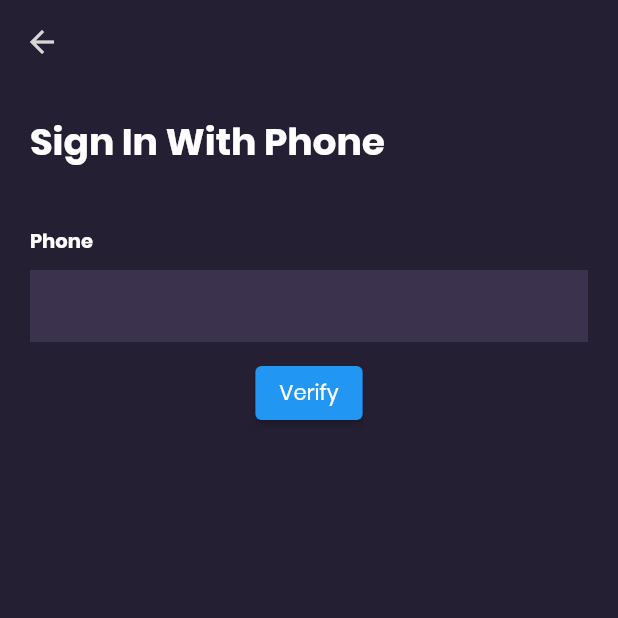
After one commit to Kinjal-Gajjar/authentication, a Flutter app: the CreateAccount screen opened by its route, after a tap on "Sign In With Phone", on a phone screen of 412 x 824 dp, the top half of it. The commit adds this screen. Run offline on Flutter 3.47's test engine with Material 2 defaults, Android fonts, the phone set to English and light mode, and no system bars; our stand-ins replace cloud_firestore, confetti, firebase_auth, firebase_core, flutter_svg, modal_progress_hud_nsn; accounts and stored records are empty.

Commit message:
phone authentication

```diff
--- /dev/null
+++ b/lib/backbutton.dart
@@ -0,0 +1,12 @@
+import 'package:flutter/material.dart';
+
+Widget backButton(BuildContext context) {
+  return IconButton(
+      onPressed: () {
+        Navigator.of(context).pop(true);
+      },
+      icon: Icon(
+        Icons.arrow_back,
+        color: Colors.grey[350],
+      ));
+}
--- a/lib/create_account.dart
+++ b/lib/create_account.dart
@@ -2,6 +2,8 @@ import 'package:cloud_firestore/cloud_firestore.dart';
 import 'package:firebase_auth/firebase_auth.dart';
 import 'package:flutter/material.dart';
 import 'package:modal_progress_hud_nsn/modal_progress_hud_nsn.dart';
+
+import 'backbutton.dart';
 
 class CreateAccount extends StatefulWidget {
   const CreateAccount({Key? key}) : super(key: key);
@@ -26,7 +28,7 @@ class _CreateAccountState extends State<CreateAccount> {
         resizeToAvoidBottomInset: true,
         appBar: AppBar(
           elevation: 0,
-          leading: _backButton(context),
+          leading: backButton(context),
           backgroundColor: const Color(0xff251f34),
         ),
         body: SingleChildScrollView(
@@ -142,6 +144,7 @@ class _CreateAccountState extends State<CreateAccount> {
                   ],
                 ),
               ),
+              //signup button
               Padding(
                 padding: const EdgeInsets.all(8.0),
                 child: Center(
@@ -155,7 +158,7 @@ class _CreateAccountState extends State<CreateAccount> {
                           final newuser = _auth
                               .createUserWithEmailAndPassword(
                                   email: email, password: password)
-                                  //firestore
+                              //firestore
                               .then((value) {
                             _firestore
                                 .collection('user')
@@ -171,9 +174,11 @@ class _CreateAccountState extends State<CreateAccount> {
                         },
                         child: const Text('Sign up'))),
               ),
+
               SizedBox(
                 height: MediaQuery.of(context).size.height * 0.27,
               ),
+
               Row(
                 mainAxisAlignment: MainAxisAlignment.center,
                 children: [
@@ -189,6 +194,14 @@ class _CreateAccountState extends State<CreateAccount> {
                         style: TextStyle(color: Color(0xff14dae2)),
                       ))
                 ],
+              ),
+              Center(
+                child: TextButton(
+                    onPressed: () => Navigator.pushNamed(context, '/phone'),
+                    child: const Text(
+                      'Sign In With Phone',
+                      style: TextStyle(color: Color(0xff14dae2)),
+                    )),
               )
             ],
           ),
@@ -197,14 +210,3 @@ class _CreateAccountState extends State<CreateAccount> {
     );
   }
 }
-
-Widget _backButton(BuildContext context) {
-  return IconButton(
-      onPressed: () {
-        Navigator.of(context).pop(true);
-      },
-      icon: Icon(
-        Icons.arrow_back,
-        color: Colors.grey[350],
-      ));
-}
--- a/lib/main.dart
+++ b/lib/main.dart
@@ -1,5 +1,6 @@
 import 'package:authentication/create_account.dart';
 import 'package:authentication/login.dart';
+import 'package:authentication/signin_with_phone.dart';
 import 'package:authentication/success.dart';
 import 'package:firebase_core/firebase_core.dart';
 import 'package:flutter/material.dart';
@@ -28,6 +29,7 @@ class MyApp extends StatelessWidget {
         '/': ((context) => const LoginScreen()),
         '/second': ((context) => const CreateAccount()),
         '/success': ((context) => const SuccesScrren()),
+        '/phone': ((context) => SignWithPhone()),
       },
     );
   }
--- /dev/null
+++ b/lib/signin_with_phone.dart
@@ -0,0 +1,109 @@
+import 'dart:developer';
+
+import 'package:authentication/verify.dart';
+import 'package:firebase_auth/firebase_auth.dart';
+import 'package:flutter/material.dart';
+
+import 'backbutton.dart';
+
+class SignWithPhone extends StatefulWidget {
+  SignWithPhone({Key? key}) : super(key: key);
+
+  @override
+  State<SignWithPhone> createState() => _SignWithPhoneState();
+}
+
+class _SignWithPhoneState extends State<SignWithPhone> {
+  TextEditingController Phonecontroller = TextEditingController();
+
+  void sendOTP() async {
+    String phone = "+91" + Phonecontroller.text.trim();
+    await FirebaseAuth.instance.verifyPhoneNumber(
+        phoneNumber: phone,
+        codeSent: (verificationId, resendToken) {
+          Navigator.push(context, MaterialPageRoute(builder:(context)=> Verify(verificationId: verificationId)));
+
+        },
+        verificationCompleted: (credential) {},
+        verificationFailed: (ex) {
+          log(ex.code.toString());
+        },
+        codeAutoRetrievalTimeout: (verificationId) {},
+        timeout: Duration(seconds: 30));
+  }
+
+  @override
+  Widget build(BuildContext context) {
+    return Scaffold(
+      backgroundColor: const Color(0xff251f34),
+      appBar: AppBar(
+        elevation: 0,
+        leading: backButton(context),
+        backgroundColor: const Color(0xff251f34),
+      ),
+      body: Container(
+        child: Column(
+            mainAxisAlignment: MainAxisAlignment.start,
+            crossAxisAlignment: CrossAxisAlignment.start,
+            children: [
+              const Padding(
+                padding: EdgeInsets.fromLTRB(20, 20, 20, 8),
+                child: Text(
+                  'Sign In With Phone',
+                  style: TextStyle(
+                      color: Colors.white,
+                      fontWeight: FontWeight.w600,
+                      fontSize: 25),
+                ),
+              ),
+              SizedBox(
+                height: 30,
+              ),
+              Padding(
+                padding: const EdgeInsets.symmetric(horizontal: 20),
+                child: Text(
+                  'Phone',
+                  style: TextStyle(
+                      color: Colors.white,
+                      fontWeight: FontWeight.w600,
+                      fontSize: 13),
+                ),
+              ),
+              SizedBox(
+                height: 10,
+              ),
+              Padding(
+                padding: const EdgeInsets.symmetric(horizontal: 20),
+                child: TextField(
+                  controller: Phonecontroller,
+                  style: const TextStyle(
+                    color: Colors.white,
+                    fontWeight: FontWeight.w400,
+                  ),
+                  keyboardType: TextInputType.number,
+                  cursorColor: Colors.white,
+                  decoration: InputDecoration(
+                      border: InputBorder.none,
+                      fillColor: const Color(0xff3B324E),
+                      filled: true,
+                      focusedBorder: const OutlineInputBorder(
+                        borderSide:
+                            BorderSide(color: Color(0xff14dae2), width: 2.0),
+                        borderRadius: BorderRadius.all(Radius.circular(20.0)),
+                      )),
+                ),
+              ),
+              SizedBox(
+                height: 10,
+              ),
+              Center(
+                  child: ElevatedButton(
+                      onPressed: () {
+                        sendOTP();
+                      },
+                      child: Text('Verify')))
+            ]),
+      ),
+    );
+  }
+}
```
Also changed, not shown: lib/verify.dart (added, +88 -0 lines), pubspec.lock.
